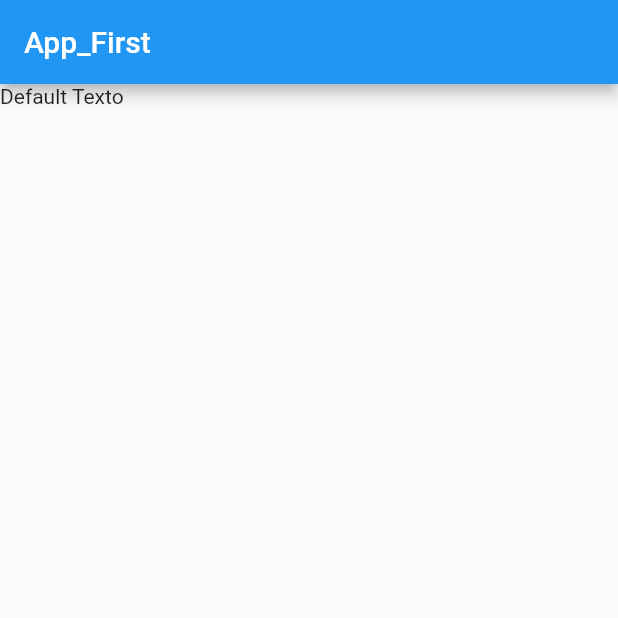
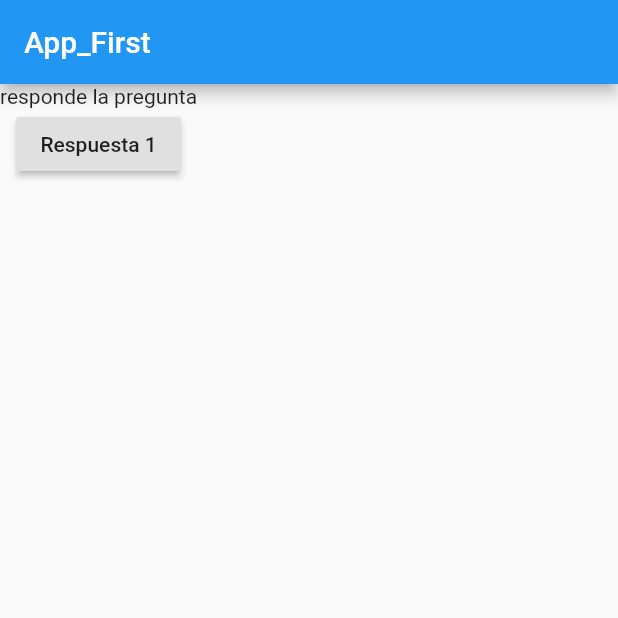
Before and after one commit to emeery/flutter-start, a Flutter app: the screen it shows after launch, on a phone screen of 412 x 824 dp, the top half of it. Run offline on Flutter 3.47's test engine with Material 2 defaults, Android fonts, the phone set to English and light mode, and no system bars.

Commit message:
'onpressed

```diff
--- a/analysis_options.yaml
+++ b/analysis_options.yaml
@@ -22,6 +22,7 @@ linter:
   # `// ignore_for_file: name_of_lint` syntax on the line or in the file
   # producing the lint.
   rules:
+    prefer_const_constructors: false
     # avoid_print: false  # Uncomment to disable the `avoid_print` rule
     # prefer_single_quotes: true  # Uncomment to enable the `prefer_single_quotes` rule
 
--- a/lib/main.dart
+++ b/lib/main.dart
@@ -7,15 +7,29 @@ import 'package:flutter/material.dart';
 void main() => runApp(MyApp());
 
 class MyApp extends StatelessWidget {
+  void processTheQuestion() {
+    print('imprime una respuesta');
+  }
+
   @override
   Widget build(BuildContext context) {
-
+    const questions = ['Tu comida fav', 'tu color fav'];
     return MaterialApp(
       home: Scaffold(
         appBar: AppBar(
-          title: Text('App_First'),
+          title: const Text('App_First'),
         ), // AppBar
-        body: Text('Default Texto'),
+        body: Column(
+          children: [
+            Text('responde la pregunta'),
+            RaisedButton(
+              child: Text('Respuesta 1'),
+              onPressed: () {
+                processTheQuestion();
+              },
+            ),
+          ],
+        ),
       ), // Scaffold
     ); // MaterialApp
   }
```
